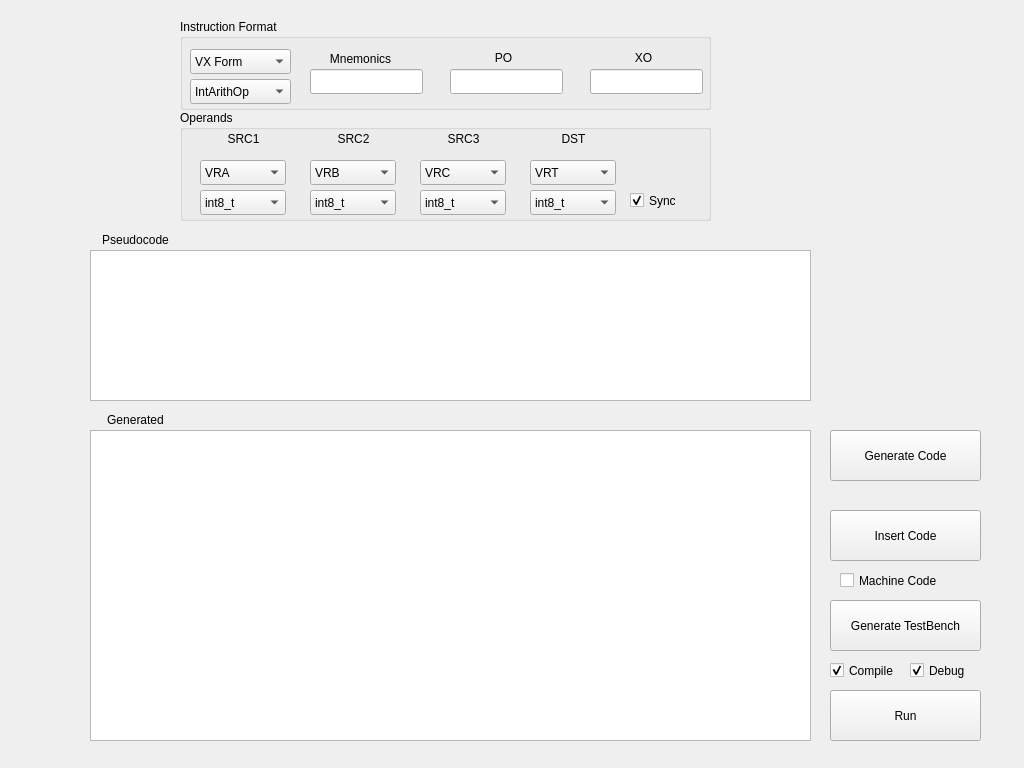
First picture: the form in Main.ui, repository OscarLGH/ppc_isa3.1_helper, before the edit.
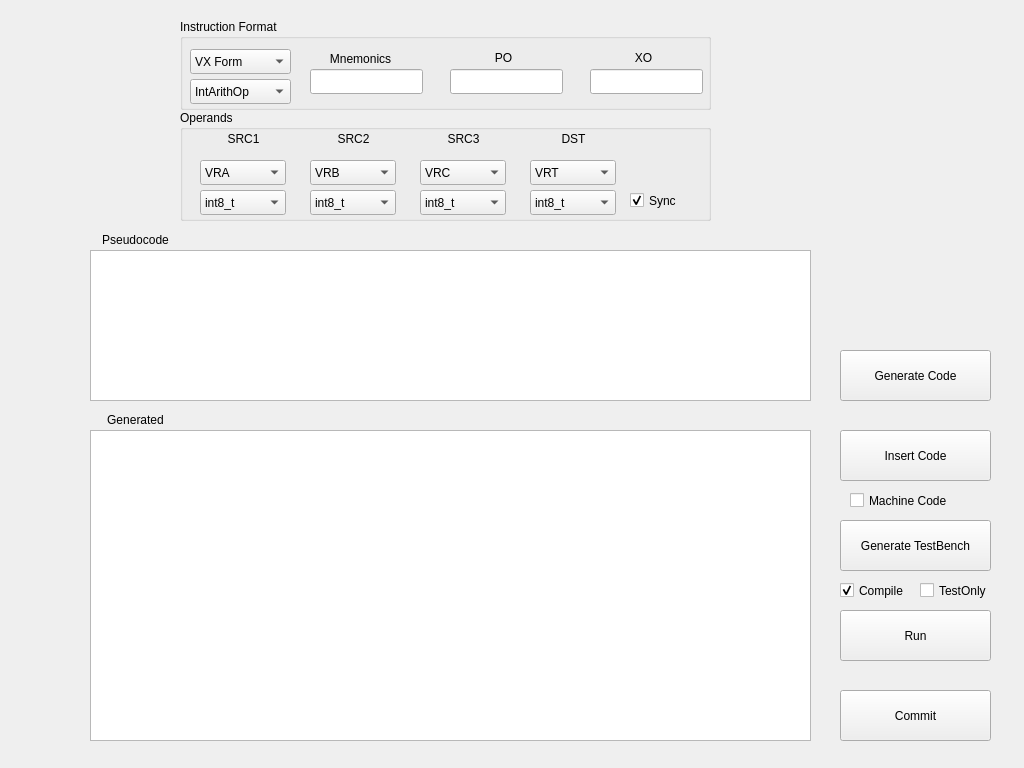
Second picture: the form after the edit.

Patch:
```diff
--- a/Main.ui
+++ b/Main.ui
@@ -76,8 +76,8 @@
   <widget class="QPushButton" name="pushButton_GenCode">
    <property name="geometry">
     <rect>
-     <x>830</x>
-     <y>430</y>
+     <x>840</x>
+     <y>350</y>
      <width>151</width>
      <height>51</height>
     </rect>
@@ -741,8 +741,8 @@
   <widget class="QPushButton" name="pushButton_GenTest">
    <property name="geometry">
     <rect>
-     <x>830</x>
-     <y>600</y>
+     <x>840</x>
+     <y>520</y>
      <width>151</width>
      <height>51</height>
     </rect>
@@ -754,8 +754,8 @@
   <widget class="QCheckBox" name="MachineCode">
    <property name="geometry">
     <rect>
-     <x>840</x>
-     <y>570</y>
+     <x>850</x>
+     <y>490</y>
      <width>121</width>
      <height>21</height>
     </rect>
@@ -767,8 +767,8 @@
   <widget class="QPushButton" name="pushButton_InsertCode">
    <property name="geometry">
     <rect>
-     <x>830</x>
-     <y>510</y>
+     <x>840</x>
+     <y>430</y>
      <width>151</width>
      <height>51</height>
     </rect>
@@ -780,8 +780,8 @@
   <widget class="QPushButton" name="pushButton_Debug">
    <property name="geometry">
     <rect>
-     <x>830</x>
-     <y>690</y>
+     <x>840</x>
+     <y>610</y>
      <width>151</width>
      <height>51</height>
     </rect>
@@ -793,8 +793,8 @@
   <widget class="QCheckBox" name="Checkbox_Compile">
    <property name="geometry">
     <rect>
-     <x>830</x>
-     <y>660</y>
+     <x>840</x>
+     <y>580</y>
      <width>81</width>
      <height>21</height>
     </rect>
@@ -806,20 +806,33 @@
     <bool>true</bool>
    </property>
   </widget>
-  <widget class="QCheckBox" name="Checkbox_Debug">
+  <widget class="QPushButton" name="pushButton_Commit">
    <property name="geometry">
     <rect>
-     <x>910</x>
-     <y>660</y>
+     <x>840</x>
+     <y>690</y>
+     <width>151</width>
+     <height>51</height>
+    </rect>
+   </property>
+   <property name="text">
+    <string>Commit</string>
+   </property>
+  </widget>
+  <widget class="QCheckBox" name="Checkbox_TestOnly">
+   <property name="geometry">
+    <rect>
+     <x>920</x>
+     <y>580</y>
      <width>81</width>
      <height>21</height>
     </rect>
    </property>
    <property name="text">
-    <string>Debug</string>
+    <string>TestOnly</string>
    </property>
    <property name="checked">
-    <bool>true</bool>
+    <bool>false</bool>
    </property>
   </widget>
  </widget>
```
Left out of the diff: 10 changed lines with no effect on the pictures.
